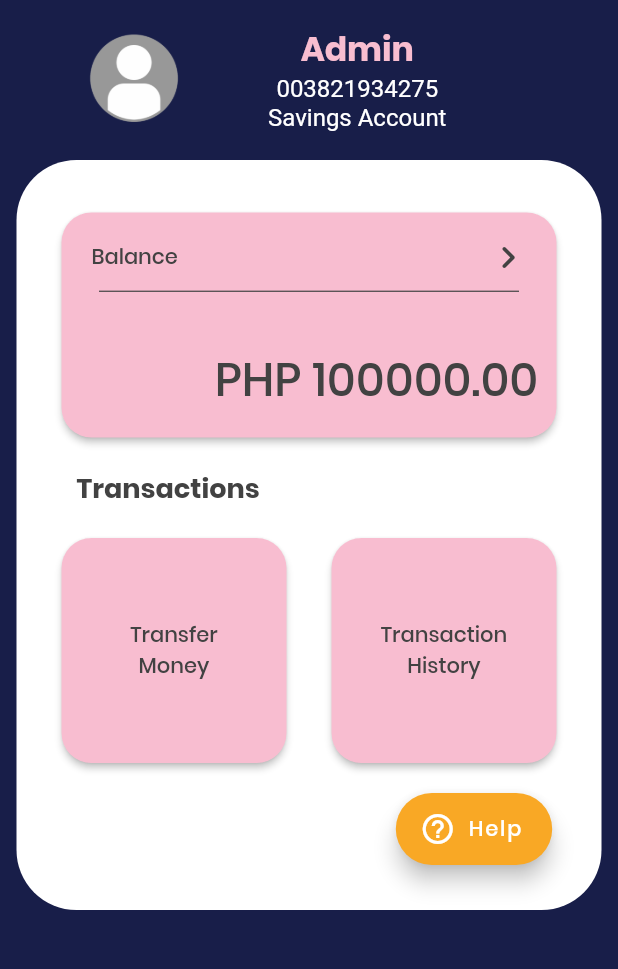
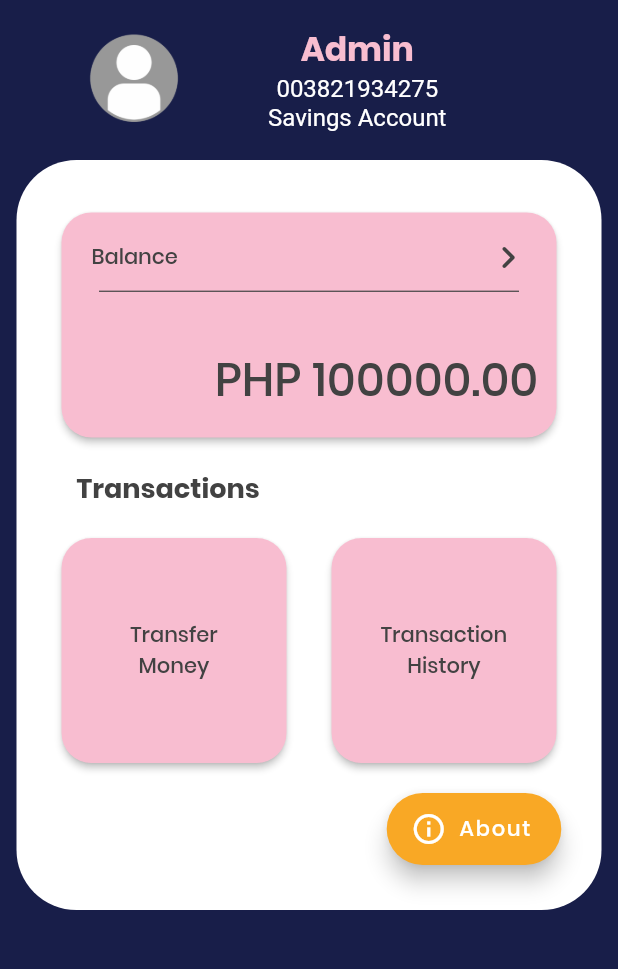
Before and after one commit to daPiang/pig-e-bank, a Flutter app: the Dashboard screen opened directly, on a phone screen of 412 x 824 dp, the part 59-1028 px from its top. Run offline on Flutter 3.47's test engine with Material 2 defaults, Android fonts, the phone set to English and light mode, and no system bars; Roboto replaces fonts that are missing (Montserrat).

Commit message:
changed the help button to about button on dashboard.dart

```diff
--- a/lib/dashboard.dart
+++ b/lib/dashboard.dart
@@ -258,9 +258,9 @@ class Dashboard extends StatelessWidget {
                           Navigator.push(context,
                               MaterialPageRoute(builder: (context) => About()));
                         },
-                        label: Text('Help',
+                        label: Text('About',
                             style: TextStyle(fontFamily: 'Poppins')),
-                        icon: Icon(Icons.help_outline_outlined),
+                        icon: Icon(Icons.info_outline),
                         backgroundColor: Colors.yellow[800],
                       ),
                     )
```
